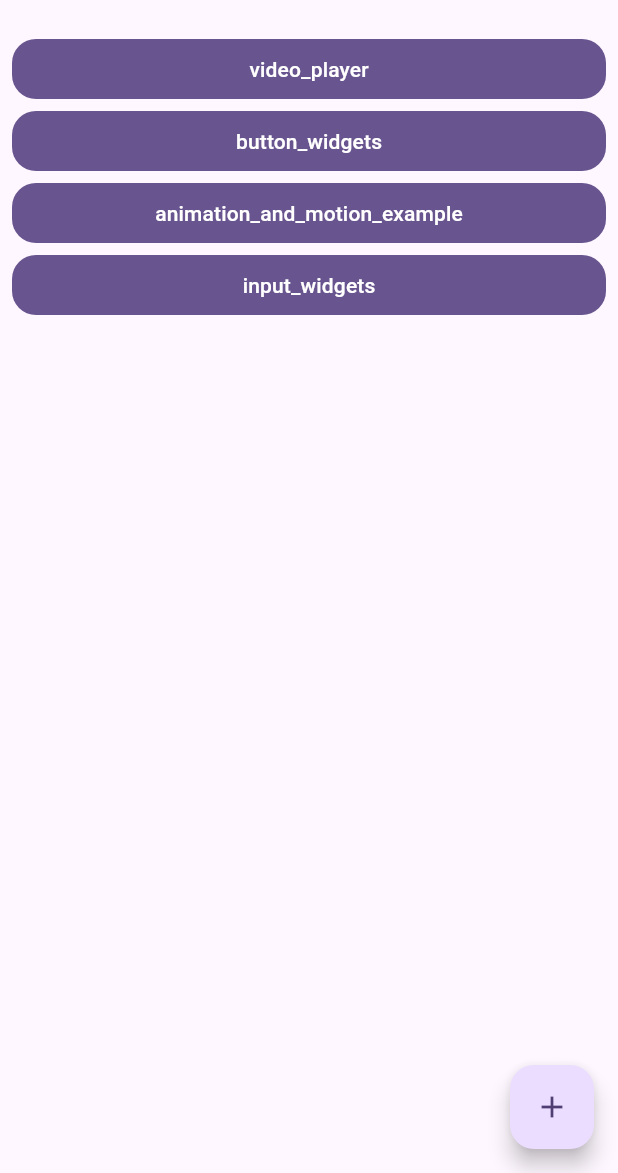
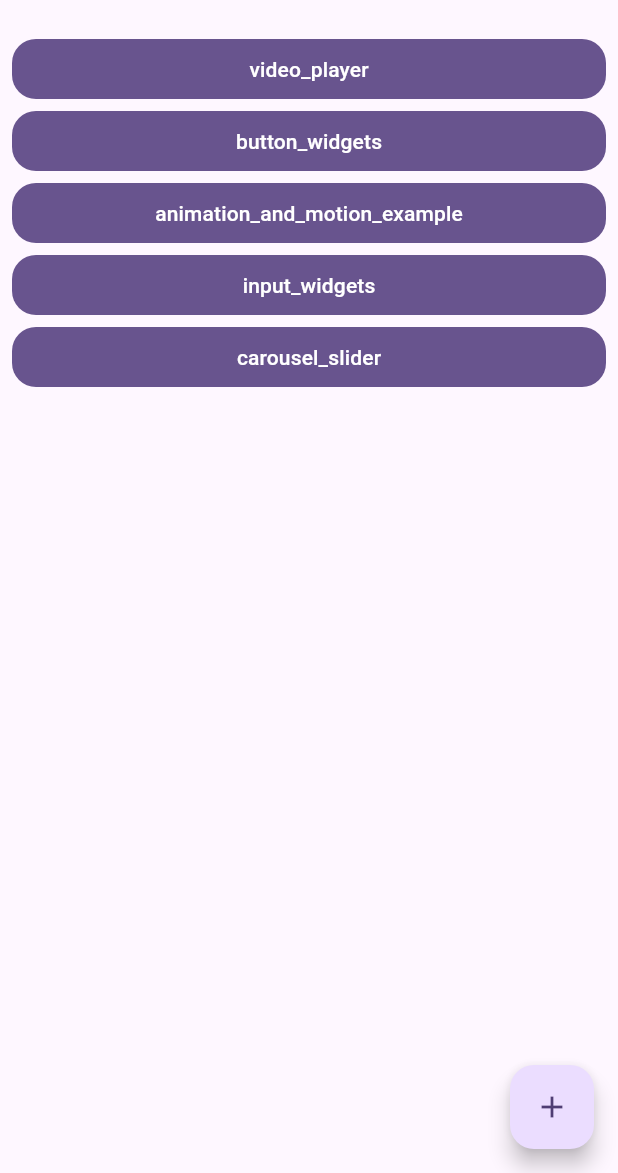
Before and after one commit to h-hiwatashi/flutter_catalog, a Flutter app: the screen it shows after launch, on a phone screen of 412 x 824 dp, the part 63-1236 px from its top. Run offline on Flutter 3.47's test engine with Material 3 defaults, Android fonts, the phone set to English and light mode, and no system bars; our stand-ins replace carousel_slider, flutter_hooks, go_router, hooks_riverpod, video_player.

Commit message:
CarouselSliderViewを追加し、CatalogViewに遷移ボタンを実装

```diff
--- a/lib/infra/router.dart
+++ b/lib/infra/router.dart
@@ -1,4 +1,5 @@
 import 'package:flutter/material.dart';
+import 'package:flutter_catalog/widgets/carousel_slider.dart';
 import 'package:go_router/go_router.dart';
 
 import '../views/catalog_view.dart';
@@ -55,6 +56,14 @@ final goRouter = GoRouter(
         key: state.pageKey,
         child: InputWidgetsView(),
       ),
+    ),
+    GoRoute(
+      path: '/carousel_slider',
+      name: 'carousel_slider',
+      pageBuilder: (context, state) => MaterialPage(
+        key: state.pageKey,
+        child: CarouselSliderView(),
+      ),
     )
   ],
   // 遷移ページがないなどのエラーが発生した時に、このページに行く
--- a/lib/views/catalog_view.dart
+++ b/lib/views/catalog_view.dart
@@ -71,6 +71,17 @@ class CatalogView extends StatelessWidget {
                 ),
                 child: Text('input_widgets'),
               ),
+              FilledButton(
+                onPressed: () {
+                  context.push('/carousel_slider');
+                },
+                style: OutlinedButton.styleFrom(
+                  shape: RoundedRectangleBorder(
+                    borderRadius: BorderRadius.circular(16),
+                  ),
+                ),
+                child: Text('carousel_slider'),
+              ),
             ],
           ),
         ),
```
Also changed, not shown: lib/widgets/carousel_slider.dart (added, +41 -0 lines).
